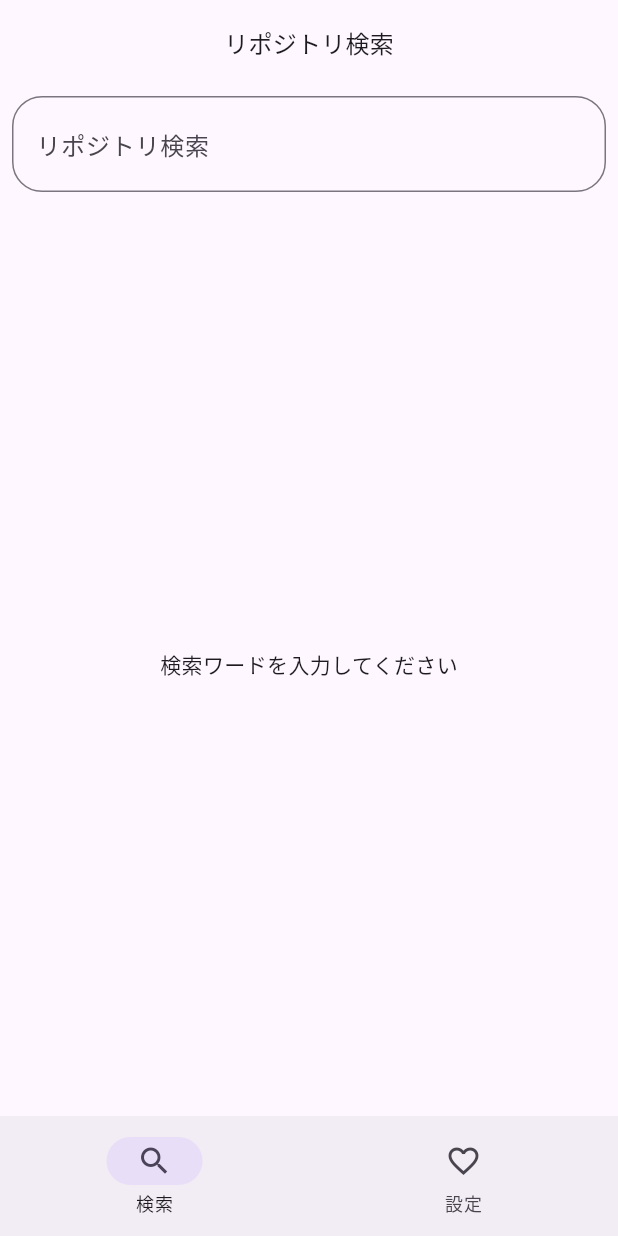
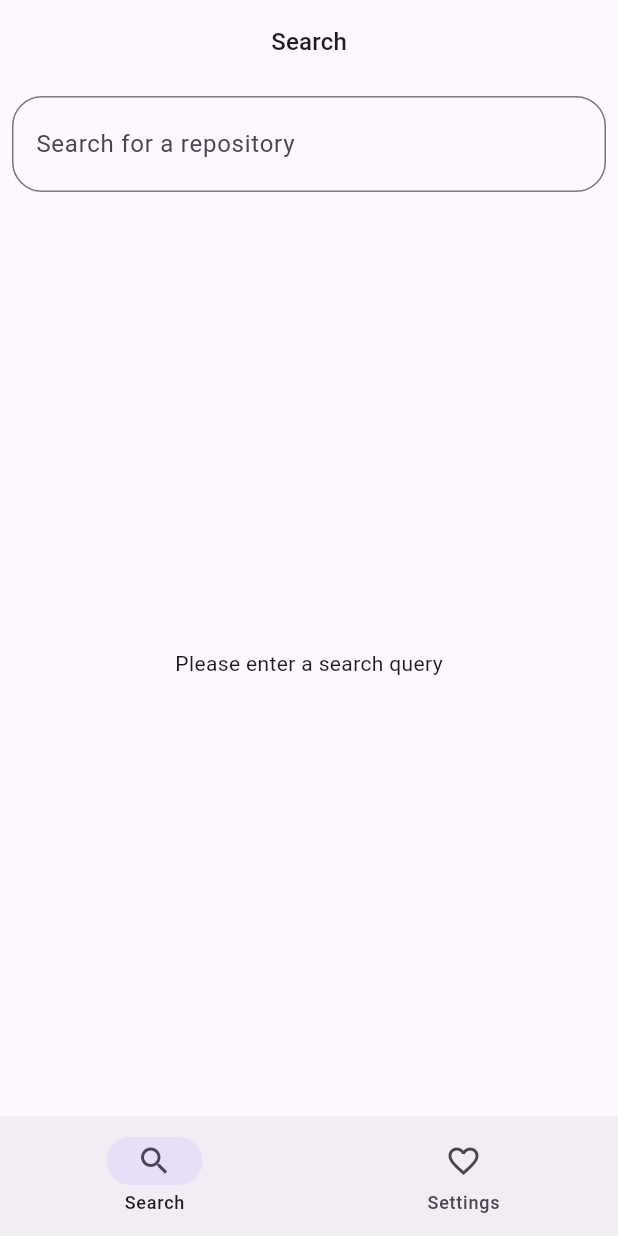
Before and after one commit to paigupai/github_-search, a Flutter app: the screen it shows after launch, on a phone screen of 412 x 824 dp. Run offline on Flutter 3.47's test engine with Material 3 defaults, Android fonts, the phone set to English and light mode, and no system bars; our stand-ins replace dio, flutter_riverpod, freezed_annotation, go_router, logger, riverpod_annotation; generated files the repository leaves out were written again.

Commit message:
多言語対応 (#15)

```diff
--- /dev/null
+++ b/l10n.yaml
@@ -0,0 +1,4 @@
+arb-dir: lib/l10n # ARBファイルを格納するディレクトリを指定します。
+template-arb-file: app_ja.arb # テンプレートのARBファイルを指定します。
+output-class: L10n # 自動生成されるクラス名。設定しないとAppLocalizationsになります。
+output-localization-file: app_localizations.dart # ローカライゼーションを使うときはこのファイルをインポートします。
--- a/lib/features/search/presentation/search/repo_search_bar.dart
+++ b/lib/features/search/presentation/search/repo_search_bar.dart
@@ -1,4 +1,5 @@
 import 'package:flutter/material.dart';
+import 'package:flutter_gen/gen_l10n/app_localizations.dart';
 import 'package:flutter_riverpod/flutter_riverpod.dart';
 import 'package:github_search/features/search/presentation/search/search_query_notifier.dart';
 
@@ -21,6 +22,7 @@ class _RepoSearchBarState extends ConsumerState<RepoSearchBar> {
 
   @override
   Widget build(BuildContext context) {
+    final l10n = L10n.of(context)!;
     return Container(
       height: 80,
       padding: const EdgeInsets.all(8),
@@ -38,7 +40,7 @@ class _RepoSearchBarState extends ConsumerState<RepoSearchBar> {
           border: OutlineInputBorder(
             borderRadius: BorderRadius.circular(20.0),
           ),
-          labelText: 'リポジトリ検索',
+          labelText: l10n.repo_search,
         ),
         onEditingComplete: () {
           FocusManager.instance.primaryFocus?.unfocus();
--- a/lib/features/search/presentation/search/search_page.dart
+++ b/lib/features/search/presentation/search/search_page.dart
@@ -1,4 +1,5 @@
 import 'package:flutter/material.dart';
+import 'package:flutter_gen/gen_l10n/app_localizations.dart';
 import 'package:flutter_riverpod/flutter_riverpod.dart';
 import 'package:github_search/features/search/data/repo_repository.dart';
 import 'package:github_search/features/search/domain/repo_query_data.dart';
@@ -15,6 +16,7 @@ class SearchPage extends ConsumerWidget {
 
   @override
   Widget build(BuildContext context, WidgetRef ref) {
+    final l10n = L10n.of(context)!;
     // 検索クエリーを取得
     final query = ref.watch(searchQueryNotifierProvider);
 
@@ -26,7 +28,7 @@ class SearchPage extends ConsumerWidget {
         appBar: AppBar(
           title: Center(
               child: Text(
-            'リポジトリ検索',
+            l10n.search_title,
             style: Theme.of(context).textTheme.titleMedium,
           )),
         ),
@@ -45,7 +47,7 @@ class SearchPage extends ConsumerWidget {
           body: Builder(builder: (context) {
             // 検索ワードが空の場合
             if (query.isEmpty) {
-              return emptyView(context);
+              return emptyView(context, l10n);
             }
             // 検索結果を取得
             final responseAsync = ref.watch(
@@ -61,7 +63,7 @@ class SearchPage extends ConsumerWidget {
                   Padding(
                     padding: const EdgeInsets.all(8.0),
                     child: Text(
-                      '検索結果: $totalResults 件',
+                      l10n.search_results(totalResults),
                       style: Theme.of(context).textTheme.bodyMedium,
                     ),
                   ),
@@ -70,7 +72,7 @@ class SearchPage extends ConsumerWidget {
                   Padding(
                     padding: const EdgeInsets.all(8.0),
                     child: Text(
-                      'エラーが発生しました error: ${responseAsync.error.toString()}',
+                      '${l10n.error_message} error: ${responseAsync.error.toString()}',
                       style: Theme.of(context).textTheme.bodyMedium,
                     ),
                   ),
@@ -118,8 +120,8 @@ class SearchPage extends ConsumerWidget {
                           return Padding(
                             padding: const EdgeInsets.all(8.0),
                             child: Center(
-                              child:
-                                  Text('エラーが発生しました error: ${error.toString()}'),
+                              child: Text(
+                                  '${l10n.error_message} error: ${error.toString()}'),
                             ),
                           );
                         });
@@ -142,10 +144,10 @@ class SearchPage extends ConsumerWidget {
   }
 
   // 検索ワードが空の場合
-  Widget emptyView(BuildContext context) {
+  Widget emptyView(BuildContext context, L10n l10n) {
     return Center(
       child:
-          Text('検索ワードを入力してください', style: Theme.of(context).textTheme.bodyMedium),
+          Text(l10n.empty_query, style: Theme.of(context).textTheme.bodyMedium),
     );
   }
 }
--- /dev/null
+++ b/lib/l10n/app_en.arb
@@ -0,0 +1,10 @@
+{
+  "@@locale":"en",
+  "search": "Search",
+  "settings": "Settings",
+  "search_title":"Search",
+  "repo_search": "Search for a repository",
+  "empty_query": "Please enter a search query",
+  "error_message": "An error occurred while fetching the data",
+  "search_results": "Search results: {count} items"
+}
--- /dev/null
+++ b/lib/l10n/app_ja.arb
@@ -0,0 +1,10 @@
+{
+  "@@locale":"ja",
+  "search": "検索",
+  "settings": "設定",
+  "search_title":"GitHub リポジトリ検索",
+  "repo_search": "リポジトリ検索",
+  "empty_query": "検索ワードを入力してください",
+  "error_message": "エラーが発生しました",
+  "search_results": "検索結果: {count} 件"
+}
--- a/lib/main.dart
+++ b/lib/main.dart
@@ -1,8 +1,10 @@
 import 'package:flutter/material.dart';
+import 'package:flutter_gen/gen_l10n/app_localizations.dart';
 import 'package:flutter_riverpod/flutter_riverpod.dart';
 import 'package:github_search/routing/app_router.dart';
 
 void main() {
+  WidgetsFlutterBinding.ensureInitialized();
   runApp(const ProviderScope(child: MyApp()));
 }
 
@@ -15,6 +17,8 @@
     return MaterialApp.router(
       routerConfig: goRouter,
       title: 'Flutter Demo',
+      localizationsDelegates: L10n.localizationsDelegates,
+      supportedLocales: L10n.supportedLocales,
       theme: ThemeData(
         colorScheme: ColorScheme.fromSeed(seedColor: Colors.deepPurple),
         useMaterial3: true,
--- a/lib/routing/scaffold_with_nested_navigation.dart
+++ b/lib/routing/scaffold_with_nested_navigation.dart
@@ -1,9 +1,8 @@
 import 'package:flutter/material.dart';
+import 'package:flutter_gen/gen_l10n/app_localizations.dart';
 import 'package:go_router/go_router.dart';
 
-///
 /// Navigation
-///
 class ScaffoldWithNestedNavigation extends StatelessWidget {
   const ScaffoldWithNestedNavigation({
     Key? key,
@@ -52,20 +51,21 @@ class ScaffoldWithNavigationBar extends StatelessWidget {
 
   @override
   Widget build(BuildContext context) {
+    final l10n = L10n.of(context)!;
     return Scaffold(
       body: body,
       bottomNavigationBar: NavigationBar(
         selectedIndex: currentIndex,
-        destinations: const [
+        destinations: [
           NavigationDestination(
-            icon: Icon(Icons.search_outlined),
-            selectedIcon: Icon(Icons.search),
-            label: '検索',
+            icon: const Icon(Icons.search_outlined),
+            selectedIcon: const Icon(Icons.search),
+            label: l10n.search,
           ),
           NavigationDestination(
-            icon: Icon(Icons.favorite_outline),
-            selectedIcon: Icon(Icons.favorite),
-            label: '設定',
+            icon: const Icon(Icons.favorite_outline),
+            selectedIcon: const Icon(Icons.favorite),
+            label: l10n.settings,
           ),
         ],
         onDestinationSelected: onDestinationSelected,
@@ -87,6 +87,7 @@ class ScaffoldWithNavigationRail extends StatelessWidget {
 
   @override
   Widget build(BuildContext context) {
+    final l10n = L10n.of(context)!;
     return Scaffold(
       body: Row(
         children: [
@@ -94,16 +95,16 @@ class ScaffoldWithNavigationRail extends StatelessWidget {
             selectedIndex: currentIndex,
             onDestinationSelected: onDestinationSelected,
             labelType: NavigationRailLabelType.all,
-            destinations: const <NavigationRailDestination>[
+            destinations: <NavigationRailDestination>[
               NavigationRailDestination(
-                icon: Icon(Icons.search_outlined),
-                selectedIcon: Icon(Icons.search),
-                label: Text('検索'),
+                icon: const Icon(Icons.search_outlined),
+                selectedIcon: const Icon(Icons.search),
+                label: Text(l10n.search),
               ),
               NavigationRailDestination(
-                icon: Icon(Icons.favorite_outline),
-                selectedIcon: Icon(Icons.favorite),
-                label: Text('設定'),
+                icon: const Icon(Icons.favorite_outline),
+                selectedIcon: const Icon(Icons.favorite),
+                label: Text(l10n.settings),
               ),
             ],
           ),
--- a/pubspec.yaml
+++ b/pubspec.yaml
@@ -31,7 +31,8 @@ environment:
 dependencies:
   flutter:
     sdk: flutter
-
+  flutter_localizations:
+    sdk: flutter
 
   # The following adds the Cupertino Icons font to your application.
   # Use with the CupertinoIcons class for iOS style icons.
@@ -45,6 +46,7 @@ dependencies:
   # logger
   logger: ^2.3.0
   dio: ^5.4.3+1
+  intl: ^0.18.1
 
 dev_dependencies:
   flutter_test:
@@ -67,6 +69,7 @@ dev_dependencies:
 # The following section is specific to Flutter packages.
 flutter:
 
+  generate: true
   # The following line ensures that the Material Icons font is
   # included with your application, so that you can use the icons in
   # the material Icons class.
```
Also changed, not shown: pubspec.lock.
